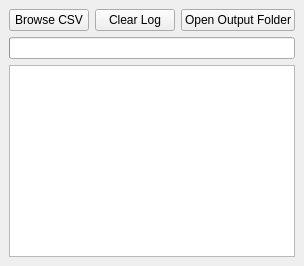
This is ValhallaCsvProcessor/ValhallaCsvProcessor.ui in alangomes7/ValhallaCsvProcessor as Qt 5 draws it before an edit. The edited form follows.
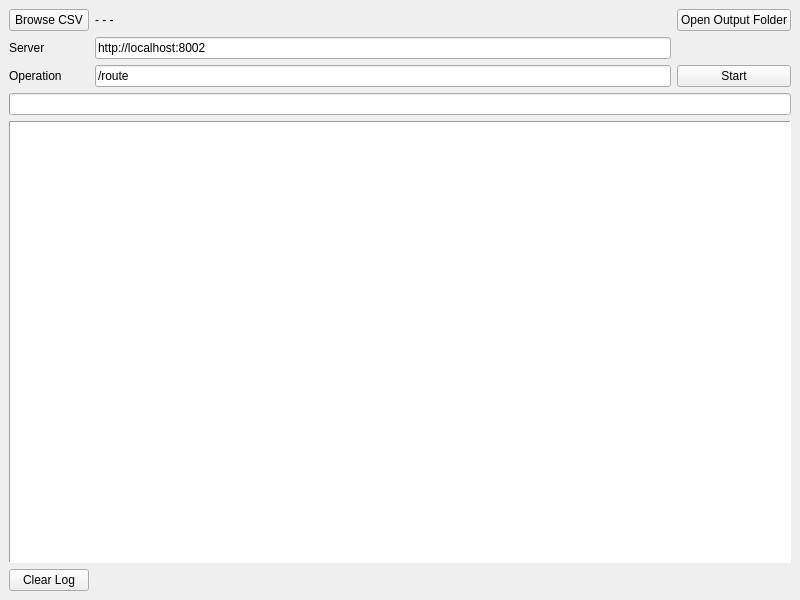
This is the edited form.

```diff
--- a/ValhallaCsvProcessor/ValhallaCsvProcessor.ui
+++ b/ValhallaCsvProcessor/ValhallaCsvProcessor.ui
@@ -1,31 +1,80 @@
 <ui version="4.0">
 	<class>ValhallaCsvProcessorClass</class>
 	<widget class="QMainWindow" name="ValhallaCsvProcessorClass">
+  <property name="geometry">
+   <rect>
+    <x>0</x>
+    <y>0</y>
+    <width>800</width>
+    <height>600</height>
+   </rect>
+  </property>
 		<widget class="QWidget" name="centralwidget">
 			<layout class="QVBoxLayout" name="verticalLayout">
 				<item>
-					<layout class="QHBoxLayout" name="topLayout">
-						<item>
+     <layout class="QGridLayout" name="gridLayout">
+      <item row="0" column="0">
 							<widget class="QPushButton" name="pushButtonBrowse">
 								<property name="text">
 									<string>Browse CSV</string>
 								</property>
 							</widget>
 						</item>
-						<item>
-							<widget class="QPushButton" name="pushButtonClearLog">
+      <item row="1" column="0">
+       <widget class="QLabel" name="labelServer">
 								<property name="text">
-									<string>Clear Log</string>
+         <string>Server</string>
 								</property>
 							</widget>
 						</item>
-						<item>
+      <item row="1" column="1">
+       <widget class="QLineEdit" name="lineEditServer">
+        <property name="text">
+         <string>http://localhost:8002</string>
+        </property>
+        <property name="placeholderText">
+         <string>http://localhost:8002</string>
+        </property>
+       </widget>
+      </item>
+      <item row="2" column="0">
+       <widget class="QLabel" name="labelOperation">
+        <property name="text">
+         <string>Operation</string>
+        </property>
+       </widget>
+      </item>
+      <item row="2" column="1">
+       <widget class="QLineEdit" name="lineEditOperation">
+        <property name="text">
+         <string>/route</string>
+        </property>
+        <property name="readOnly">
+         <bool>true</bool>
+        </property>
+       </widget>
+      </item>
+      <item row="2" column="2">
+       <widget class="QPushButton" name="pushButtonRun">
+        <property name="text">
+         <string>Start</string>
+        </property>
+       </widget>
+      </item>
+      <item row="0" column="2">
 							<widget class="QPushButton" name="pushButtonOpenOutput">
 								<property name="text">
 									<string>Open Output Folder</string>
 								</property>
 							</widget>
 						</item>
+      <item row="0" column="1">
+       <widget class="QLabel" name="labelInputFile">
+        <property name="text">
+         <string>- - -</string>
+        </property>
+       </widget>
+      </item>
 					</layout>
 				</item>
 				<item>
@@ -40,11 +89,42 @@
 				</item>
 				<item>
 					<widget class="QPlainTextEdit" name="plainTextEditLog">
+      <property name="sizePolicy">
+       <sizepolicy hsizetype="Expanding" vsizetype="Expanding">
+        <horstretch>0</horstretch>
+        <verstretch>1</verstretch>
+       </sizepolicy>
+      </property>
+      <property name="minimumSize">
+       <size>
+        <width>256</width>
+        <height>192</height>
+       </size>
+      </property>
+      <property name="frameShape">
+       <enum>QFrame::Shape::Panel</enum>
+      </property>
+      <property name="frameShadow">
+       <enum>QFrame::Shadow::Sunken</enum>
+      </property>
 						<property name="readOnly">
 							<bool>true</bool>
 						</property>
 					</widget>
 				</item>
+    <item>
+     <widget class="QPushButton" name="pushButtonClearLog">
+      <property name="sizePolicy">
+       <sizepolicy hsizetype="Fixed" vsizetype="Fixed">
+        <horstretch>0</horstretch>
+        <verstretch>0</verstretch>
+       </sizepolicy>
+      </property>
+      <property name="text">
+       <string>Clear Log</string>
+      </property>
+     </widget>
+    </item>
 			</layout>
 		</widget>
 	</widget>
```
Left out of the diff: 3 changed lines with no effect on the pictures. Lines whose indentation alone changed are shown as unchanged.
